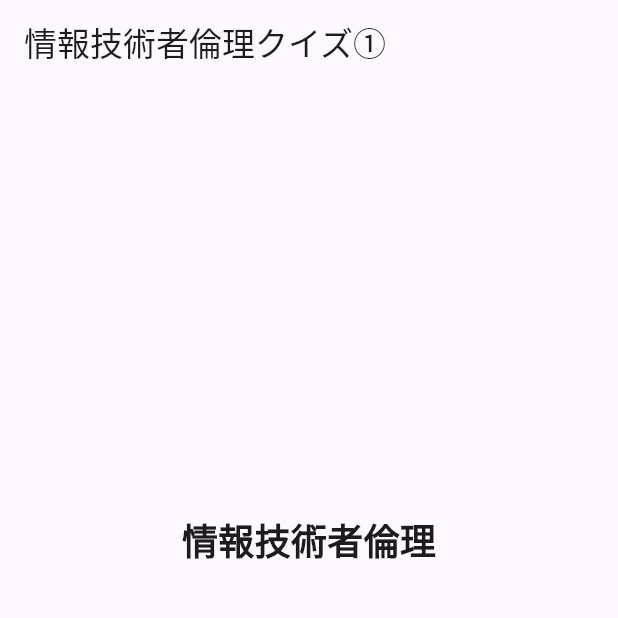
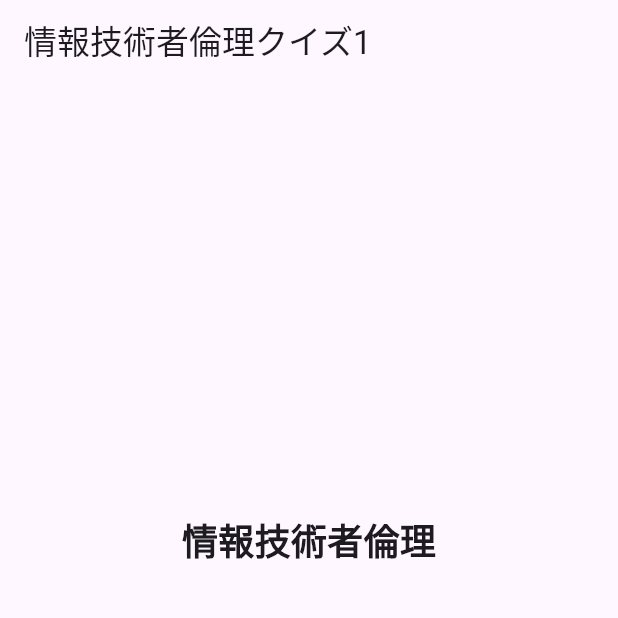
Before and after one commit to YujiSK/infoethics-quiz, a Flutter app: the screen it shows after launch, on a phone screen of 412 x 824 dp, the top half of it. Run offline on Flutter 3.47's test engine with Material 3 defaults, Android fonts, the phone set to English and light mode, and no system bars.

Commit message:
タイトルページを状態管理に変更し、クイズ選択機能を追加

```diff
--- a/lib/main.dart
+++ b/lib/main.dart
@@ -22,14 +22,28 @@ class QuizApp extends StatelessWidget {
   }
 }
 
-class TitlePage extends StatelessWidget {
+class TitlePage extends StatefulWidget {
   const TitlePage({super.key});
+
+  @override
+  State<TitlePage> createState() => _TitlePageState();
+}
+
+class _TitlePageState extends State<TitlePage> {
+  String _selectedQuiz = 'assets/data/quiz_1.json';
+  final List<String> _quizOptions = [
+    'assets/data/quiz_1.json',
+    'assets/data/quiz_2.json'
+  ];
 
   @override
   Widget build(BuildContext context) {
     return Scaffold(
       appBar: AppBar(
-        title: const Text('情報技術者倫理クイズ①'),
+        title: GestureDetector(
+          onTap: () => _showQuizSelectionDialog(context),
+          child: Text(_selectedQuiz.contains('quiz_1.json') ? '情報技術者倫理クイズ1' : '情報技術者倫理クイズ2'),
+        ),
         automaticallyImplyLeading: false,
       ),
       body: Center(
@@ -56,7 +70,7 @@ class TitlePage extends StatelessWidget {
                       Navigator.push(
                         context,
                         MaterialPageRoute(
-                          builder: (context) => const QuizPage(),
+                          builder: (context) => QuizPage(quizFile: _selectedQuiz),
                         ),
                       );
                     },
@@ -129,7 +143,9 @@ class _TitlePageWithSelectionState extends State<TitlePageWithSelection> {
 }
 
 class QuizPage extends StatefulWidget {
-  const QuizPage({super.key});
+  const QuizPage({super.key, required this.quizFile});
+
+  final String quizFile;
 
   @override
   QuizPageState createState() => QuizPageState();
@@ -330,7 +346,11 @@ class QuizPageState extends State<QuizPage> {
 
     return Scaffold(
       appBar: AppBar(
-        title: const Text('情報技術者倫理クイズ①'),
+        title: Text(
+          widget.quizFile.contains('quiz_1.json')
+              ? '情報技術者倫理クイズ1'
+              : '情報技術者倫理クイズ2',
+        ),
         automaticallyImplyLeading: false,
       ),
       body: SingleChildScrollView(
@@ -440,8 +460,8 @@ class QuizPageState extends State<QuizPage> {
   }
 }
 
-Future<List<Map<String, dynamic>>> loadQuizData() async {
-  final jsonString = await rootBundle.loadString('assets/data/quiz.json');
+Future<List<Map<String, dynamic>>> loadQuizData(String quizFile) async {
+  final jsonString = await rootBundle.loadString(quizFile);
   final List<dynamic> jsonData = json.decode(jsonString);
   return List<Map<String, dynamic>>.from(jsonData);
 }
```
